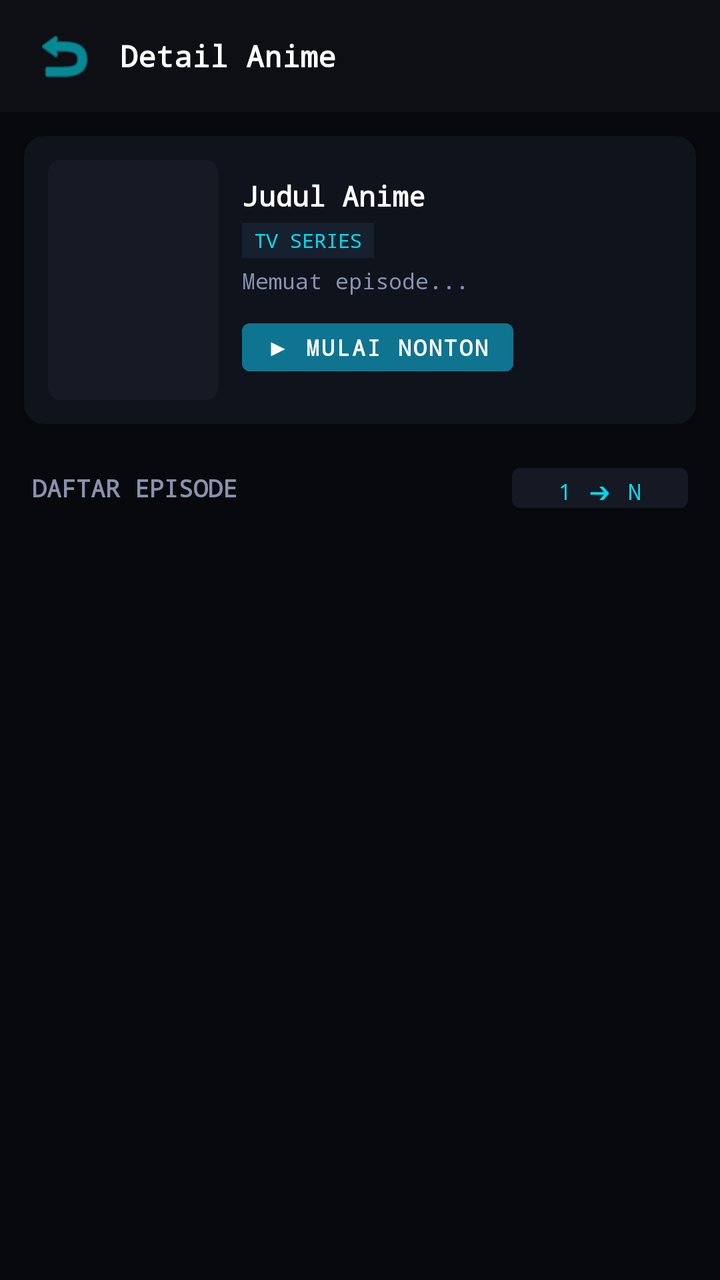
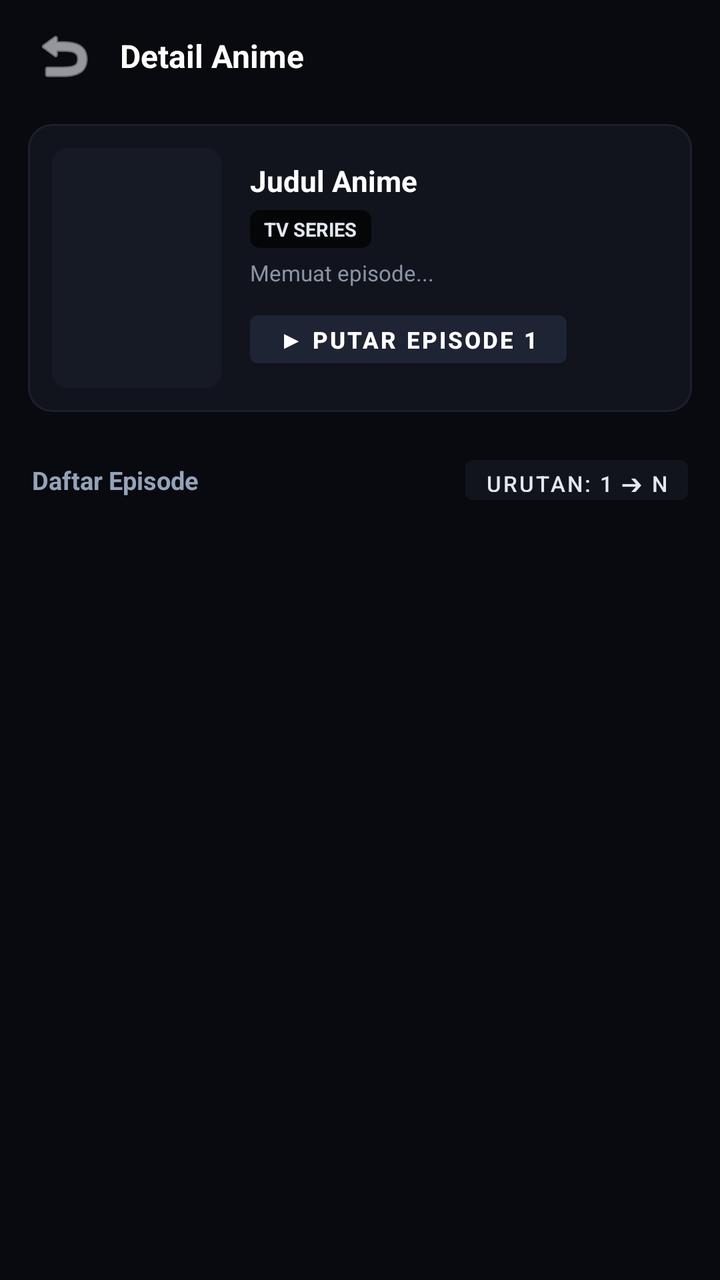

The first picture is an Android layout as it rendered before a commit; the second is the same layout after the commit. The layout source and the unified diff follow.
<!-- AndroidManifest.xml: application theme Theme.Tatap -->
<!-- res/layout/activity_detail.xml -->
<?xml version="1.0" encoding="utf-8"?>
<LinearLayout xmlns:android="http://schemas.android.com/apk/res/android"
    xmlns:app="http://schemas.android.com/apk/res-auto"
    android:layout_width="match_parent"
    android:layout_height="match_parent"
    android:orientation="vertical"
    android:background="#08090C">

    
    <LinearLayout
        android:layout_width="match_parent"
        android:layout_height="56dp"
        android:orientation="horizontal"
        android:gravity="center_vertical"
        android:paddingHorizontal="12dp"
        android:background="#0D0F14">

        <ImageButton
            android:id="@+id/btn_back"
            android:layout_width="40dp"
            android:layout_height="40dp"
            android:background="?attr/selectableItemBackgroundBorderless"
            android:src="@android:drawable/ic_menu_revert"
            android:tint="#00DBEB"
            android:contentDescription="Kembali" />

        <TextView
            android:id="@+id/tv_detail_title"
            android:layout_width="0dp"
            android:layout_height="wrap_content"
            android:layout_weight="1"
            android:layout_marginStart="8dp"
            android:text="Detail Anime"
            android:textColor="#FFFFFF"
            android:textSize="15sp"
            android:textStyle="bold"
            android:singleLine="true"
            android:ellipsize="end"
            android:fontFamily="monospace" />

        <ProgressBar
            android:id="@+id/pb_detail_loading"
            android:layout_width="22dp"
            android:layout_height="22dp"
            android:layout_marginEnd="6dp"
            android:visibility="gone"
            android:indeterminateTint="#00DBEB" />
    </LinearLayout>

    
    <androidx.cardview.widget.CardView
        android:layout_width="match_parent"
        android:layout_height="wrap_content"
        android:layout_margin="12dp"
        app:cardCornerRadius="10dp"
        app:cardElevation="4dp"
        app:cardBackgroundColor="#0F131C">

        <LinearLayout
            android:layout_width="match_parent"
            android:layout_height="wrap_content"
            android:orientation="horizontal"
            android:padding="12dp">

            
            <androidx.cardview.widget.CardView
                android:layout_width="85dp"
                android:layout_height="120dp"
                app:cardCornerRadius="6dp"
                app:cardElevation="0dp"
                app:cardBackgroundColor="#161A24">

                <ImageView
                    android:id="@+id/iv_detail_poster"
                    android:layout_width="match_parent"
                    android:layout_height="match_parent"
                    android:scaleType="centerCrop"
                    android:contentDescription="Poster" />
            </androidx.cardview.widget.CardView>

            
            <LinearLayout
                android:layout_width="0dp"
                android:layout_height="match_parent"
                android:layout_weight="1"
                android:layout_marginStart="12dp"
                android:orientation="vertical"
                android:gravity="center_vertical">

                <TextView
                    android:id="@+id/tv_detail_title_full"
                    android:layout_width="match_parent"
                    android:layout_height="wrap_content"
                    android:maxLines="2"
                    android:ellipsize="end"
                    android:text="Judul Anime"
                    android:textColor="#FFFFFF"
                    android:textSize="14sp"
                    android:textStyle="bold"
                    android:fontFamily="monospace" />

                <TextView
                    android:id="@+id/tv_detail_type_badge"
                    android:layout_width="wrap_content"
                    android:layout_height="wrap_content"
                    android:layout_marginTop="4dp"
                    android:background="#16202E"
                    android:paddingHorizontal="6dp"
                    android:paddingVertical="2dp"
                    android:text="TV SERIES"
                    android:textColor="#00DBEB"
                    android:textSize="10sp"
                    android:fontFamily="monospace" />

                <TextView
                    android:id="@+id/tv_detail_slug"
                    android:layout_width="wrap_content"
                    android:layout_height="wrap_content"
                    android:layout_marginTop="4dp"
                    android:text="Memuat episode..."
                    android:textColor="#8892B0"
                    android:textSize="11sp"
                    android:fontFamily="monospace" />

                <Button
                    android:id="@+id/btn_quick_play"
                    android:layout_width="wrap_content"
                    android:layout_height="36dp"
                    android:layout_marginTop="8dp"
                    android:text="▶ MULAI NONTON"
                    android:textColor="#FFFFFF"
                    android:backgroundTint="#0E7490"
                    android:textSize="11sp"
                    android:textStyle="bold"
                    android:fontFamily="monospace"
                    android:paddingHorizontal="12dp" />
            </LinearLayout>
        </LinearLayout>
    </androidx.cardview.widget.CardView>

    
    <LinearLayout
        android:layout_width="match_parent"
        android:layout_height="wrap_content"
        android:orientation="horizontal"
        android:gravity="center_vertical"
        android:paddingHorizontal="16dp"
        android:paddingVertical="4dp">

        <TextView
            android:layout_width="0dp"
            android:layout_height="wrap_content"
            android:layout_weight="1"
            android:text="DAFTAR EPISODE"
            android:textColor="#8892B0"
            android:textSize="12sp"
            android:textStyle="bold"
            android:fontFamily="monospace" />

        <Button
            android:id="@+id/btn_sort_order"
            android:layout_width="wrap_content"
            android:layout_height="32dp"
            android:text="1 ➔ N"
            android:textColor="#00DBEB"
            android:backgroundTint="#141924"
            android:textSize="11sp"
            android:fontFamily="monospace"
            android:paddingHorizontal="8dp" />
    </LinearLayout>

    
    <androidx.recyclerview.widget.RecyclerView
        android:id="@+id/rv_episodes"
        android:layout_width="match_parent"
        android:layout_height="0dp"
        android:layout_weight="1"
        android:paddingHorizontal="10dp"
        android:clipToPadding="false"
        android:scrollbars="vertical" />
</LinearLayout>
<!-- resources referenced by this layout -->
<resources>
  <style name="Theme.Tatap" parent="Theme.MaterialComponents.NoActionBar">
          <item name="colorPrimary">#0e7490</item>
          <item name="colorPrimaryVariant">#08090c</item>
          <item name="colorOnPrimary">#ffffff</item>
          <item name="colorSecondary">#00dbeb</item>
          <item name="android:statusBarColor">#08090c</item>
          <item name="android:navigationBarColor">#08090c</item>
          <item name="android:windowBackground">#08090c</item>
      </style>
</resources>

<!-- the commit's change to res/layout/activity_detail.xml (unified diff, before → after) -->
@@ -4,7 +4,7 @@
     android:layout_width="match_parent"
     android:layout_height="match_parent"
     android:orientation="vertical"
-    android:background="#08090C">
+    android:background="#090A0F">
 
     
     <LinearLayout
@@ -13,7 +13,7 @@
         android:orientation="horizontal"
         android:gravity="center_vertical"
         android:paddingHorizontal="12dp"
-        android:background="#0D0F14">
+        android:background="#090A0F">
 
         <ImageButton
             android:id="@+id/btn_back"
@@ -21,7 +21,7 @@
             android:layout_height="40dp"
             android:background="?attr/selectableItemBackgroundBorderless"
             android:src="@android:drawable/ic_menu_revert"
-            android:tint="#00DBEB"
+            app:tint="#F1F5F9"
             android:contentDescription="Kembali" />
 
         <TextView
@@ -32,29 +32,32 @@
             android:layout_marginStart="8dp"
             android:text="Detail Anime"
             android:textColor="#FFFFFF"
-            android:textSize="15sp"
+            android:textSize="16sp"
             android:textStyle="bold"
             android:singleLine="true"
-            android:ellipsize="end"
-            android:fontFamily="monospace" />
+            android:ellipsize="end" />
 
         <ProgressBar
             android:id="@+id/pb_detail_loading"
-            android:layout_width="22dp"
-            android:layout_height="22dp"
+            android:layout_width="20dp"
+            android:layout_height="20dp"
             android:layout_marginEnd="6dp"
             android:visibility="gone"
-            android:indeterminateTint="#00DBEB" />
+            android:indeterminateTint="#38BDF8" />
     </LinearLayout>
 
     
-    <androidx.cardview.widget.CardView
+    <com.google.android.material.card.MaterialCardView
         android:layout_width="match_parent"
         android:layout_height="wrap_content"
-        android:layout_margin="12dp"
-        app:cardCornerRadius="10dp"
-        app:cardElevation="4dp"
-        app:cardBackgroundColor="#0F131C">
+        android:layout_marginHorizontal="14dp"
+        android:layout_marginTop="6dp"
+        android:layout_marginBottom="12dp"
+        app:cardCornerRadius="12dp"
+        app:cardElevation="0dp"
+        app:cardBackgroundColor="#11141C"
+        app:strokeColor="#1C202C"
+        app:strokeWidth="1dp">
 
         <LinearLayout
             android:layout_width="match_parent"
@@ -66,7 +69,7 @@
             <androidx.cardview.widget.CardView
                 android:layout_width="85dp"
                 android:layout_height="120dp"
-                app:cardCornerRadius="6dp"
+                app:cardCornerRadius="8dp"
                 app:cardElevation="0dp"
                 app:cardBackgroundColor="#161A24">
 
@@ -83,7 +86,7 @@
                 android:layout_width="0dp"
                 android:layout_height="match_parent"
                 android:layout_weight="1"
-                android:layout_marginStart="12dp"
+                android:layout_marginStart="14dp"
                 android:orientation="vertical"
                 android:gravity="center_vertical">
 
@@ -95,48 +98,46 @@
                     android:ellipsize="end"
                     android:text="Judul Anime"
                     android:textColor="#FFFFFF"
-                    android:textSize="14sp"
+                    android:textSize="14.5sp"
                     android:textStyle="bold"
-                    android:fontFamily="monospace" />
+                    android:lineSpacingExtra="2dp" />
 
                 <TextView
                     android:id="@+id/tv_detail_type_badge"
                     android:layout_width="wrap_content"
                     android:layout_height="wrap_content"
-                    android:layout_marginTop="4dp"
-                    android:background="#16202E"
-                    android:paddingHorizontal="6dp"
-                    android:paddingVertical="2dp"
+                    android:layout_marginTop="5dp"
+                    android:background="@drawable/bg_badge_type"
+                    android:paddingHorizontal="7dp"
+                    android:paddingVertical="3dp"
                     android:text="TV SERIES"
-                    android:textColor="#00DBEB"
-                    android:textSize="10sp"
-                    android:fontFamily="monospace" />
+                    android:textColor="#E2E8F0"
+                    android:textSize="9.5sp"
+                    android:textStyle="bold" />
 
                 <TextView
                     android:id="@+id/tv_detail_slug"
                     android:layout_width="wrap_content"
                     android:layout_height="wrap_content"
-                    android:layout_marginTop="4dp"
+                    android:layout_marginTop="5dp"
                     android:text="Memuat episode..."
-                    android:textColor="#8892B0"
-                    android:textSize="11sp"
-                    android:fontFamily="monospace" />
+                    android:textColor="#8B95A5"
+                    android:textSize="11sp" />
 
                 <Button
                     android:id="@+id/btn_quick_play"
                     android:layout_width="wrap_content"
                     android:layout_height="36dp"
                     android:layout_marginTop="8dp"
-                    android:text="▶ MULAI NONTON"
+                    android:text="▶ Putar Episode 1"
                     android:textColor="#FFFFFF"
-                    android:backgroundTint="#0E7490"
-                    android:textSize="11sp"
+                    android:backgroundTint="#1E2433"
+                    android:textSize="11.5sp"
                     android:textStyle="bold"
-                    android:fontFamily="monospace"
-                    android:paddingHorizontal="12dp" />
+                    android:paddingHorizontal="14dp" />
             </LinearLayout>
         </LinearLayout>
-    </androidx.cardview.widget.CardView>
+    </com.google.android.material.card.MaterialCardView>
 
     
     <LinearLayout
@@ -145,28 +146,26 @@
         android:orientation="horizontal"
         android:gravity="center_vertical"
         android:paddingHorizontal="16dp"
-        android:paddingVertical="4dp">
+        android:paddingVertical="6dp">
 
         <TextView
             android:layout_width="0dp"
             android:layout_height="wrap_content"
             android:layout_weight="1"
-            android:text="DAFTAR EPISODE"
-            android:textColor="#8892B0"
-            android:textSize="12sp"
-            android:textStyle="bold"
-            android:fontFamily="monospace" />
+            android:text="Daftar Episode"
+            android:textColor="#94A3B8"
+            android:textSize="12.5sp"
+            android:textStyle="bold" />
 
         <Button
             android:id="@+id/btn_sort_order"
             android:layout_width="wrap_content"
             android:layout_height="32dp"
-            android:text="1 ➔ N"
-            android:textColor="#00DBEB"
-            android:backgroundTint="#141924"
+            android:text="Urutan: 1 ➔ N"
+            android:textColor="#E2E8F0"
+            android:backgroundTint="#11141C"
             android:textSize="11sp"
-            android:fontFamily="monospace"
-            android:paddingHorizontal="8dp" />
+            android:paddingHorizontal="10dp" />
     </LinearLayout>
 
     
@@ -175,7 +174,7 @@
         android:layout_width="match_parent"
         android:layout_height="0dp"
         android:layout_weight="1"
-        android:paddingHorizontal="10dp"
+        android:paddingHorizontal="11dp"
         android:clipToPadding="false"
         android:scrollbars="vertical" />
 </LinearLayout>
<!-- resource entries referenced after the edit -->
@@ -1,13 +1,20 @@
 <!-- resources referenced by this layout -->
 <resources>
+  <!-- drawable bg_badge_type (drawable) -->
+  <?xml version="1.0" encoding="utf-8"?>
+  <shape xmlns:android="http://schemas.android.com/apk/res/android"
+      android:shape="rectangle">
+      <corners android:radius="5dp" />
+      <solid android:color="#B3000000" />
+  </shape>
   <style name="Theme.Tatap" parent="Theme.MaterialComponents.NoActionBar">
-          <item name="colorPrimary">#0e7490</item>
-          <item name="colorPrimaryVariant">#08090c</item>
-          <item name="colorOnPrimary">#ffffff</item>
-          <item name="colorSecondary">#00dbeb</item>
-          <item name="android:statusBarColor">#08090c</item>
-          <item name="android:navigationBarColor">#08090c</item>
-          <item name="android:windowBackground">#08090c</item>
+          <item name="colorPrimary">#38BDF8</item>
+          <item name="colorPrimaryVariant">#090A0F</item>
+          <item name="colorOnPrimary">#FFFFFF</item>
+          <item name="colorSecondary">#38BDF8</item>
+          <item name="android:statusBarColor">#090A0F</item>
+          <item name="android:navigationBarColor">#090A0F</item>
+          <item name="android:windowBackground">#090A0F</item>
       </style>
 </resources>
 
